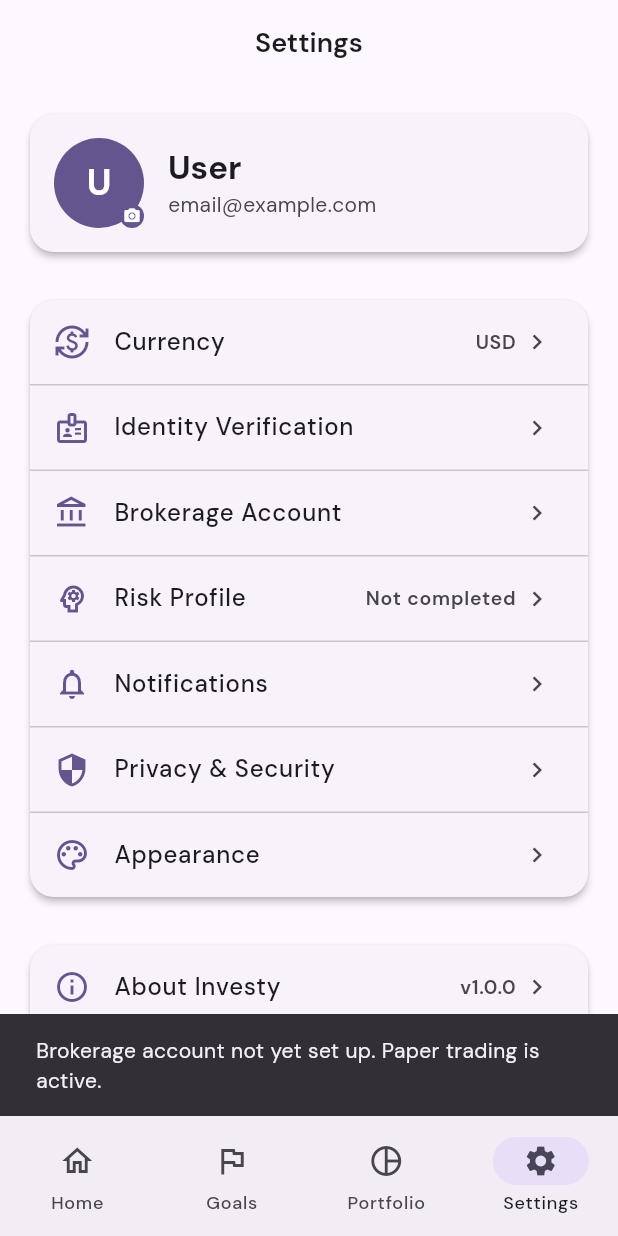
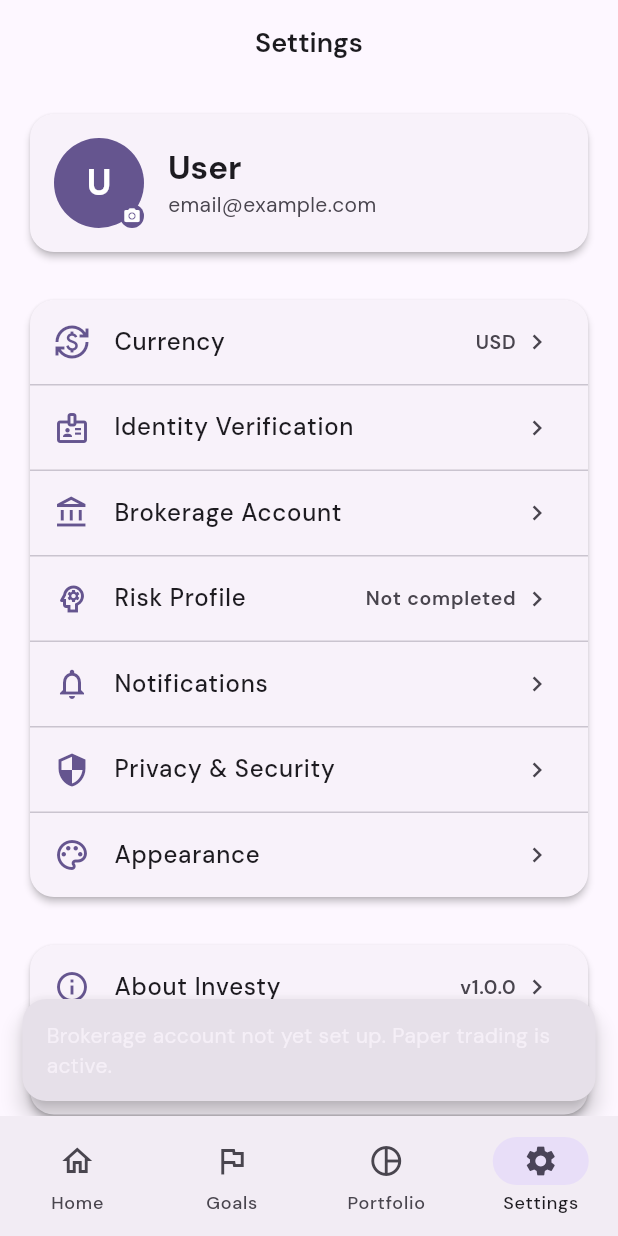
Before and after one commit to johnduartemoreno/investy_frontend, a Flutter app: the SettingsScreen screen opened by its route, after a tap on "Brokerage Account", on a phone screen of 412 x 824 dp. Run offline on Flutter 3.47's test engine with Material 3 defaults, Android fonts, the phone set to English and light mode, and no system bars; our stand-ins replace dio, equatable, firebase_auth, firebase_core, firebase_messaging, flutter_riverpod and 10 more; missing offline and left inert: webview_flutter_android, webview_flutter_wkwebview; accounts and stored records are empty; generated files the repository leaves out were written again; network calls fail.

Commit message:
claude: fix(S15.5-P0): progress bar, portfolio return color, settings snackbar
- goals: LinearProgressIndicator backgroundColor Colors.grey[200] → colorScheme.surfaceContainerHighest
- portfolio: returnColor cs.tertiary (rosa en light) → AppTheme.signalGreen (verde consistente ambos modos)
- settings: SnackBar inverseSurface default → surfaceContainerHighest floating con radiusCard

Co-Authored-By: Claude Sonnet 4.6 <noreply@anthropic.com>

```diff
--- a/lib/features/goals/presentation/goals_screen.dart
+++ b/lib/features/goals/presentation/goals_screen.dart
@@ -141,7 +141,7 @@ class _GoalCard extends StatelessWidget {
           const SizedBox(height: AppDimens.spacingM),
           LinearProgressIndicator(
             value: progress,
-            backgroundColor: Colors.grey[200],
+            backgroundColor: theme.colorScheme.surfaceContainerHighest,
             minHeight: 8,
             borderRadius: BorderRadius.circular(4),
           ),
--- a/lib/features/portfolio/presentation/portfolio_screen.dart
+++ b/lib/features/portfolio/presentation/portfolio_screen.dart
@@ -3,6 +3,7 @@ import 'package:flutter_riverpod/flutter_riverpod.dart';
 import 'package:go_router/go_router.dart';
 
 import '../../../../core/theme/app_dimens.dart';
+import '../../../../core/theme/app_theme.dart';
 import '../../../../core/presentation/widgets/custom_card.dart';
 import '../../../../core/utils/currency_formatter.dart';
 import '../../../../l10n/app_localizations.dart';
@@ -228,7 +229,7 @@ class _HoldingCard extends StatelessWidget {
     final l10n = AppLocalizations.of(context);
     final color = _assetColor(context);
     final isPositive = holding.returnPct >= 0;
-    final returnColor = isPositive ? cs.tertiary : cs.error;
+    final returnColor = isPositive ? AppTheme.signalGreen : cs.error;
 
     return CustomCard(
       child: Padding(
--- a/lib/features/settings/presentation/settings_screen.dart
+++ b/lib/features/settings/presentation/settings_screen.dart
@@ -192,7 +192,16 @@ class SettingsScreen extends ConsumerWidget {
                     : brokerStatus.isPending
                         ? l10n.brokerBannerPending
                         : l10n.brokerStatusRejected;
-            ScaffoldMessenger.of(context).showSnackBar(SnackBar(content: Text(msg)));
+            ScaffoldMessenger.of(context).showSnackBar(
+              SnackBar(
+                content: Text(msg),
+                backgroundColor: Theme.of(context).colorScheme.surfaceContainerHighest,
+                behavior: SnackBarBehavior.floating,
+                shape: RoundedRectangleBorder(
+                  borderRadius: BorderRadius.circular(AppDimens.radiusCard),
+                ),
+              ),
+            );
           }),
           const Divider(height: 1),
           _buildListTile(context, Icons.psychology_outlined, l10n.riskProfileSettingsLabel, riskTrailing, onTap: () => context.push('/settings/risk-profile')),
```
